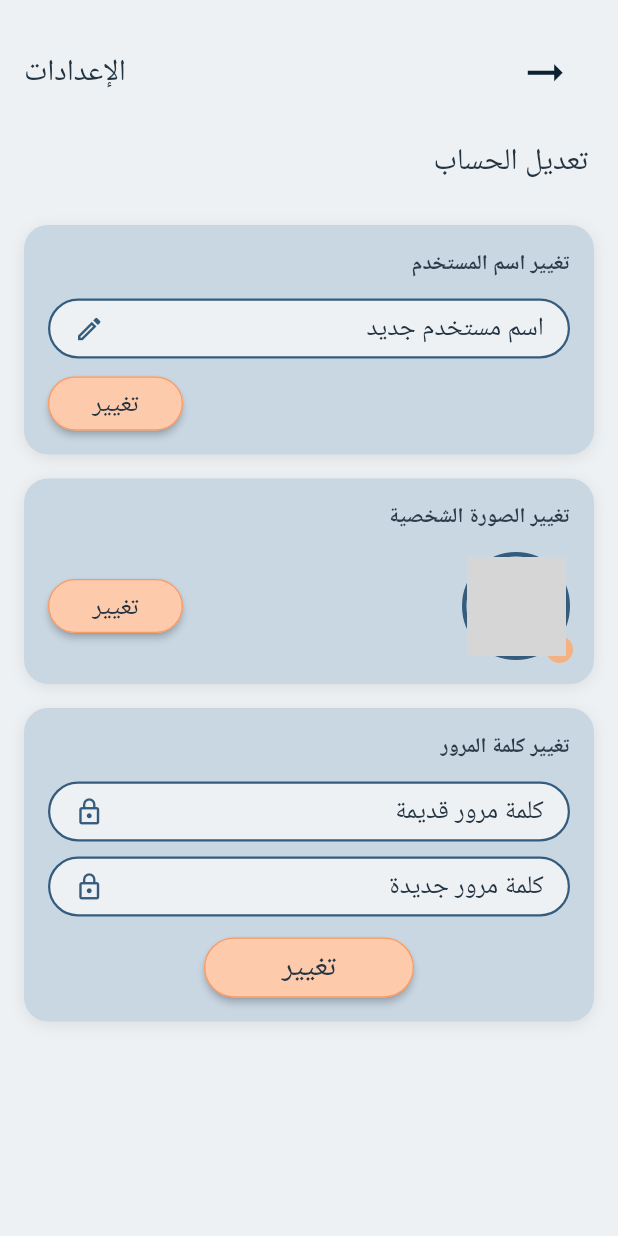
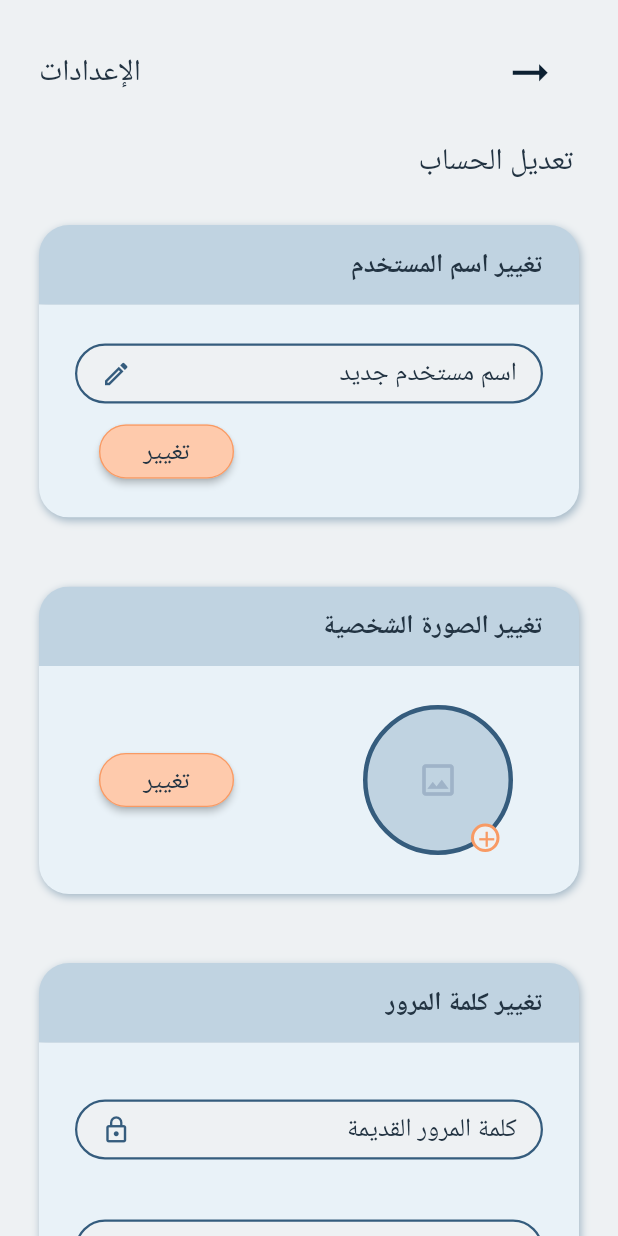
Before and after one commit to Rasha-KS/RoadmapsSystem-Flutter, a Flutter app: the EditAccountScreen screen opened directly, on a phone screen of 412 x 824 dp. Run offline on Flutter 3.47's test engine with Material 3 defaults, Android fonts, the phone set to English and light mode, and no system bars; our stand-ins replace image_picker; missing offline and left inert: see_more; accounts and stored records are empty; Roboto replaces fonts that are missing (Tajawal_M, Tajawal_R); statements that could not run were skipped; grey boxes are pictures that could not be loaded.

Commit message:
Setting V3

```diff
--- a/lib/features/settings/domain/update_account_usecase.dart
+++ b/lib/features/settings/domain/update_account_usecase.dart
@@ -10,11 +10,13 @@ class UpdateAccountUseCase {
     String? username,
     String? email,
     String? password,
+    String? profileImageUrl,
   }) {
     return repository.updateAccount(
       username: username,
       email: email,
       password: password,
+      profileImageUrl: profileImageUrl,
     );
   }
 }
--- /dev/null
+++ b/lib/features/settings/domain/upload_profile_image_usecase.dart
@@ -0,0 +1,11 @@
+import '../data/settings_repository.dart';
+
+class UploadProfileImageUseCase {
+  final SettingsRepository repository;
+
+  UploadProfileImageUseCase(this.repository);
+
+  Future<String> call({required String localFilePath}) {
+    return repository.uploadProfileImage(localFilePath: localFilePath);
+  }
+}
--- a/lib/features/settings/presentation/edit_account_screen.dart
+++ b/lib/features/settings/presentation/edit_account_screen.dart
@@ -1,4 +1,7 @@
+import 'dart:io';
+
 import 'package:flutter/material.dart';
+import 'package:image_picker/image_picker.dart';
 import 'package:provider/provider.dart';
 import 'package:roadmaps/core/theme/app_colors.dart';
 import 'package:roadmaps/core/theme/app_text_styles.dart';
@@ -13,17 +16,19 @@ class EditAccountScreen extends StatefulWidget {
 }
 
 class _EditAccountScreenState extends State<EditAccountScreen> {
-  static const Color _cardColor = Color(0xFFC9D7E3);
-  static const Color _avatarBgColor = Color(0xFFDCE6EF);
   static const Color _avatarIconColor = Color(0xFF9FB3C8);
 
   final _usernameController = TextEditingController();
   final _currentPasswordController = TextEditingController();
   final _newPasswordController = TextEditingController();
+  final _usernameFocusNode = FocusNode();
+  final _currentPasswordFocusNode = FocusNode();
+  final _newPasswordFocusNode = FocusNode();
 
   bool _updatingUsername = false;
   bool _updatingPassword = false;
   bool _updatingPicture = false;
+  String? _pendingLocalImagePath;
 
   String? _usernameError;
   String? _currentPasswordError;
@@ -32,6 +37,9 @@ class _EditAccountScreenState extends State<EditAccountScreen> {
   @override
   void initState() {
     super.initState();
+    _usernameFocusNode.addListener(_onInputFocusChanged);
+    _currentPasswordFocusNode.addListener(_onInputFocusChanged);
+    _newPasswordFocusNode.addListener(_onInputFocusChanged);
     final user = context.read<SettingsProvider>().user;
     if (user != null) {
       _usernameController.text = user.username;
@@ -43,6 +51,12 @@ class _EditAccountScreenState extends State<EditAccountScreen> {
     _usernameController.dispose();
     _currentPasswordController.dispose();
     _newPasswordController.dispose();
+    _usernameFocusNode.removeListener(_onInputFocusChanged);
+    _currentPasswordFocusNode.removeListener(_onInputFocusChanged);
+    _newPasswordFocusNode.removeListener(_onInputFocusChanged);
+    _usernameFocusNode.dispose();
+    _currentPasswordFocusNode.dispose();
+    _newPasswordFocusNode.dispose();
     super.dispose();
   }
 
@@ -54,7 +68,7 @@ class _EditAccountScreenState extends State<EditAccountScreen> {
       backgroundColor: AppColors.background,
       body: SafeArea(
         child: SingleChildScrollView(
-          padding: const EdgeInsets.fromLTRB(16, 16, 16, 16),
+          padding: const EdgeInsets.fromLTRB(26, 16, 26, 16),
           child: Column(
             crossAxisAlignment: CrossAxisAlignment.stretch,
             children: [
@@ -76,6 +90,7 @@ class _EditAccountScreenState extends State<EditAccountScreen> {
                   children: [
                     _buildInputField(
                       controller: _usernameController,
+                      focusNode: _usernameFocusNode,
                       hintText: 'اسم مستخدم جديد',
                       icon: Icons.edit_outlined,
                       onChanged: (_) {
@@ -85,28 +100,35 @@ class _EditAccountScreenState extends State<EditAccountScreen> {
                       },
                       errorText: _usernameError,
                     ),
-                    const SizedBox(height: 12),
+                    const SizedBox(height: 14),
                     Align(
                       alignment: Alignment.centerLeft,
-                      child: _buildChangeButton(
+                      child:Padding(
+                        padding: EdgeInsets.only(left: 16),
+                        child:  _buildChangeButton(
                         width: 90,
                         height: 36,
                         radius: 30,
                         loading: _updatingUsername,
                         onPressed: _onChangeUsernamePressed,
                         textStyle: AppTextStyles.body,
-                      ),
+                      ),)
                     ),
                   ],
                 ),
               ),
+
+              const SizedBox(height: 30),
+
               _SettingsCard(
                 title: 'تغيير الصورة الشخصية',
                 child: Row(
                   mainAxisAlignment: MainAxisAlignment.spaceBetween,
                   crossAxisAlignment: CrossAxisAlignment.center,
                   children: [
-                    _buildChangeButton(
+                    Padding(
+                      padding: EdgeInsetsGeometry.only(left: 16),
+                      child: _buildChangeButton(
                       width: 90,
                       height: 36,
                       radius: 18,
@@ -114,14 +136,19 @@ class _EditAccountScreenState extends State<EditAccountScreen> {
                       onPressed: _onChangePicturePressed,
                       textStyle: AppTextStyles.body,
                     ),
-                    Stack(
+                    ),
+                    Padding(
+                      padding: EdgeInsetsGeometry.only(right: 20),
+                      child:  GestureDetector(
+                      onTap: _updatingPicture ? null : _onPickPicturePressed,
+                      child:  Stack(
                       clipBehavior: Clip.none,
                       children: [
                        Container(
-                          width: 72,
-                          height: 72,
+                            width: 100,
+                            height: 100,
                             decoration: BoxDecoration(
-                            color: _avatarBgColor,
+                              color: AppColors.secondary2,
                               shape: BoxShape.circle,
                               border: Border.all(
                                 color: AppColors.primary1,
@@ -129,48 +156,49 @@ class _EditAccountScreenState extends State<EditAccountScreen> {
                               ),
                             ),
                             child: ClipOval(
-                            child: user?.profileImageUrl != null
-                                ? Image.network(
-                                    user!.profileImageUrl!,
-                                    fit: BoxFit.cover,
-                                  )
-                                : const Icon(
-                                    Icons.image_outlined,
-                                    size: 28,
-                                    color: _avatarIconColor,
+                              child: _buildAvatar(user?.profileImageUrl),
                             ),
                         ),
-                        ),
+
                         Positioned(
-                          right: -2,
-                          bottom: -2,
+                          right: 9,
+                          bottom: 2,
                           child: Container(
-                            width: 18,
-                            height: 18,
-                            decoration: const BoxDecoration(
-                              color: Color(0xFFF4B183),
+                            width: 19,
+                            height: 19,
+                            decoration: BoxDecoration(
+                              color: AppColors.background,
                               shape: BoxShape.circle,
+                              border: Border.all(
+                                color: AppColors.primary2,
+                                width: 2
+                              )
                             ),
                             child: const Icon(
-                              Icons.add,
-                              size: 12,
-                              color: Colors.white,
+                              Icons.add_outlined,
+                              size: 17,
+                              color: AppColors.primary2,
                             ),
                           ),
                         ),
                       ],
-                    ),
+                    ),),)
                   ],
                 ),
               ),
+
+              const SizedBox(height: 30),
+
               _SettingsCard(
                 title: 'تغيير كلمة المرور',
+                child: Padding(padding: EdgeInsets.only(top:12,bottom: 15 ),
                   child: Column(
                   crossAxisAlignment: CrossAxisAlignment.stretch,
                   children: [
                     _buildInputField(
                       controller: _currentPasswordController,
-                      hintText: 'كلمة مرور قديمة',
+                      focusNode: _currentPasswordFocusNode,
+                      hintText: 'كلمة المرور القديمة',
                       icon: Icons.lock_outline,
                       obscureText: true,
                       onChanged: (_) {
@@ -180,10 +208,12 @@ class _EditAccountScreenState extends State<EditAccountScreen> {
                       },
                       errorText: _currentPasswordError,
                     ),
-                    const SizedBox(height: 10),
+
+                    const SizedBox(height: 40),
                     _buildInputField(
                       controller: _newPasswordController,
-                      hintText: 'كلمة مرور جديدة',
+                      focusNode: _newPasswordFocusNode,
+                      hintText: 'كلمة المرور الجديدة',
                       icon: Icons.lock_outline,
                       obscureText: true,
                       onChanged: (_) {
@@ -193,7 +223,7 @@ class _EditAccountScreenState extends State<EditAccountScreen> {
                       },
                       errorText: _newPasswordError,
                     ),
-                    const SizedBox(height: 14),
+                    const SizedBox(height: 50),
                     Align(
                       alignment: Alignment.center,
                       child: _buildChangeButton(
@@ -208,8 +238,10 @@ class _EditAccountScreenState extends State<EditAccountScreen> {
                   ],
                 ),
                 ),
+              ),
             ],
           ),
+
         ),
       ),
     );
@@ -243,12 +275,18 @@ class _EditAccountScreenState extends State<EditAccountScreen> {
 
   Widget _buildInputField({
     required TextEditingController controller,
+    required FocusNode focusNode,
     required String hintText,
     required IconData icon,
     ValueChanged<String>? onChanged,
     String? errorText,
     bool obscureText = false,
   }) {
+    final hasError = errorText != null;
+    final borderColor = hasError
+        ? AppColors.error
+        : (focusNode.hasFocus ? AppColors.primary2 : AppColors.primary1);
+
     return Column(
       crossAxisAlignment: CrossAxisAlignment.stretch,
       children: [
@@ -259,7 +297,7 @@ class _EditAccountScreenState extends State<EditAccountScreen> {
             color: AppColors.background,
             borderRadius: BorderRadius.circular(50),
             border: Border.all(
-              color: errorText == null ? AppColors.primary1 : AppColors.error,
+              color: borderColor,
               width: 1.5,
             ),
           ),
@@ -269,11 +307,12 @@ class _EditAccountScreenState extends State<EditAccountScreen> {
               Icon(
                 icon,
                 size: 20,
-                color: errorText == null ? AppColors.primary1 : AppColors.error,
+                color: borderColor,
               ),
               Expanded(
                 child: TextField(
                   controller: controller,
+                  focusNode: focusNode,
                   onChanged: onChanged,
                   obscureText: obscureText,
                   textAlign: TextAlign.right,
@@ -301,6 +340,11 @@ class _EditAccountScreenState extends State<EditAccountScreen> {
         ],
       ],
     );
+  }
+
+  void _onInputFocusChanged() {
+    if (!mounted) return;
+    setState(() {});
   }
 
   Widget _buildChangeButton({
@@ -400,13 +444,6 @@ class _EditAccountScreenState extends State<EditAccountScreen> {
       return;
     }
 
-    if (newPassword.length < 6) {
-      setState(() {
-        _newPasswordError = 'كلمة المرور الجديدة يجب أن تكون 6 أحرف على الأقل';
-      });
-      return;
-    }
-
     await showSettingsConfirmActionDialog(
       context: context,
       title: 'تأكيد تغيير كلمة المرور',
@@ -432,19 +469,68 @@ class _EditAccountScreenState extends State<EditAccountScreen> {
   }
 
   Future<void> _onChangePicturePressed() async {
+    final pendingPath = _pendingLocalImagePath;
+    if (pendingPath == null || pendingPath.isEmpty) {
+      _showStatusSnack('يرجى اختيار صورة من الصورة الشخصية أولاً', isError: true);
+      return;
+    }
+
     await showSettingsConfirmActionDialog(
       context: context,
       title: 'تأكيد تغيير الصورة الشخصية',
+      onCancel: () {
+        if (!mounted) return;
+        setState(() {
+          _pendingLocalImagePath = null;
+        });
+      },
       onConfirm: () async {
-        setState(() => _updatingPicture = true);
-        await Future<void>.delayed(const Duration(milliseconds: 400));
+        setState(() {
+          _updatingPicture = true;
+        });
+        final provider = context.read<SettingsProvider>();
+        await provider.updateProfileImage(localFilePath: pendingPath);
         if (!mounted) return;
 
         setState(() {
           _updatingPicture = false;
         });
-        _showStatusSnack('تغيير الصورة غير مرتبط بمصدر بيانات بعد', isError: true);
+
+        if (provider.error != null) {
+          _showStatusSnack(provider.error!, isError: true);
+          return;
+        }
+        setState(() {
+          _pendingLocalImagePath = null;
+        });
+        _showStatusSnack('تم تغيير الصورة الشخصية بنجاح', isError: false);
       },
+    );
+  }
+
+  Future<void> _onPickPicturePressed() async {
+    final pickedFile = await ImagePicker().pickImage(
+      source: ImageSource.gallery,
+      imageQuality: 85,
+    );
+    if (pickedFile == null || !mounted) return;
+
+    setState(() {
+      _pendingLocalImagePath = pickedFile.path;
+    });
+  }
+
+  Widget _buildAvatar(String? profileImageUrl) {
+    if (_pendingLocalImagePath != null && _pendingLocalImagePath!.isNotEmpty) {
+      return Image.file(File(_pendingLocalImagePath!), fit: BoxFit.cover);
+    }
+    if (profileImageUrl != null && profileImageUrl.isNotEmpty) {
+      return Image.network(profileImageUrl, fit: BoxFit.cover);
+    }
+    return const Icon(
+      Icons.image_outlined,
+      size: 28,
+      color: _avatarIconColor,
     );
   }
 
@@ -470,44 +556,63 @@ class _EditAccountScreenState extends State<EditAccountScreen> {
     );
   }
 }
-
 class _SettingsCard extends StatelessWidget {
   final String title;
   final Widget child;
 
-  const _SettingsCard({required this.title, required this.child});
+  const _SettingsCard({
+    required this.title,
+    required this.child,
+  });
 
   @override
   Widget build(BuildContext context) {
     return Container(
       margin: const EdgeInsets.only(bottom: 16),
-      padding: const EdgeInsets.all(16),
       decoration: BoxDecoration(
-        color: _EditAccountScreenState._cardColor,
-        borderRadius: BorderRadius.circular(16),
+        borderRadius: BorderRadius.circular(20),
         boxShadow: [
           BoxShadow(
-            color: Colors.black.withValues(alpha: 0.08),
-            blurRadius: 8,
-            offset: const Offset(0, 2),
+            color: const Color.fromARGB(255, 132, 159, 179).withValues(alpha:0.7),
+            blurRadius: 4,
+            offset: const Offset(1, 2),
           ),
         ],
       ),
+      child: ClipRRect(
+        borderRadius: BorderRadius.circular(20),
         child: Column(
           crossAxisAlignment: CrossAxisAlignment.stretch,
           children: [
-          Text(
+
+            /// HEADER
+            Container(
+              padding: const EdgeInsets.symmetric(
+                horizontal: 24,
+                vertical: 14,
+              ),
+              color: AppColors.secondary2, // لون الرأس مثل الصورة
+              child: Text(
                 title,
                 textAlign: TextAlign.right,
-            style: const TextStyle(
-              fontSize: 14,
+                style: AppTextStyles.body.copyWith(
                   fontWeight: FontWeight.w600,
-              color: Color(0xFF2D3A4A),
+                  color: AppColors.text_3,
                 ),
               ),
-          const SizedBox(height: 12),
-          child,
+            ),
+
+            /// BODY
+            Container(
+              padding: const EdgeInsets.symmetric(
+                horizontal: 24,
+                vertical: 26,
+              ),
+              color: AppColors.secondary4, // لون جسم الكارد
+              child: child,
+            ),
           ],
+        ),
       ),
     );
   }
--- a/lib/injection.dart
+++ b/lib/injection.dart
@@ -21,6 +21,7 @@ import 'package:roadmaps/features/settings/domain/delete_account_usecase.dart';
 import 'package:roadmaps/features/settings/domain/get_settings_data_usecase.dart';
 import 'package:roadmaps/features/settings/domain/logout_usecase.dart';
 import 'package:roadmaps/features/settings/domain/toggle_notifications_usecase.dart';
+import 'package:roadmaps/features/settings/domain/upload_profile_image_usecase.dart';
 import 'package:roadmaps/features/settings/domain/update_account_usecase.dart';
 import 'package:roadmaps/features/settings/presentation/settings_provider.dart';
 
@@ -68,6 +69,7 @@ class Injection {
       getSettingsDataUseCase: GetSettingsDataUseCase(repository),
       toggleNotificationsUseCase: ToggleNotificationsUseCase(repository),
       updateAccountUseCase: UpdateAccountUseCase(repository),
+      uploadProfileImageUseCase: UploadProfileImageUseCase(repository),
       deleteAccountUseCase: DeleteAccountUseCase(repository),
       logoutUseCase: LogoutUseCase(repository),
     );
--- a/pubspec.yaml
+++ b/pubspec.yaml
@@ -38,7 +38,7 @@ dependencies:
   http: ^1.6.0
   url_launcher: ^6.3.0
   see_more: ^0.0.5
-
+  image_picker: ^1.1.2
 
 dev_dependencies:
   flutter_test:
```
Also changed, not shown: lib/core/widgets/settings_confirm_action_dialog.dart (+5 -4 lines), lib/features/settings/data/settings_repository.dart (+10 -0 lines), lib/features/settings/presentation/settings_provider.dart (+20 -0 lines), pubspec.lock, 6 other files. Lines whose indentation alone changed are shown as unchanged.
